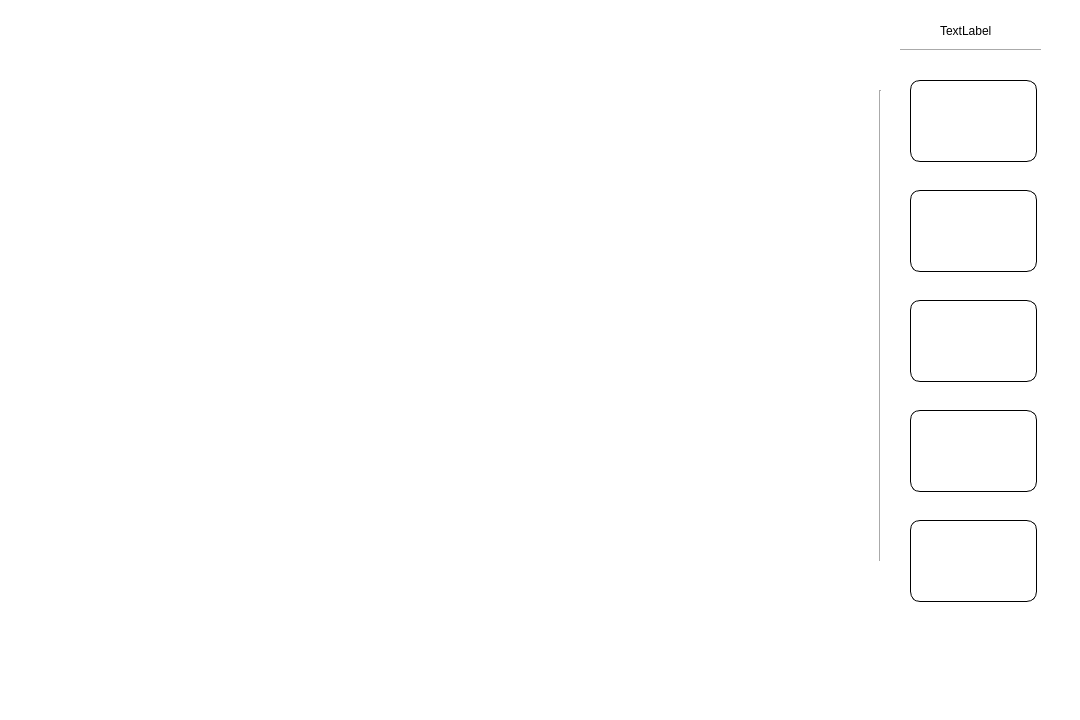
The window that aduio/form.ui (CocaCola-dymc/Raspberrypi) describes before a commit, drawn with Qt 5.
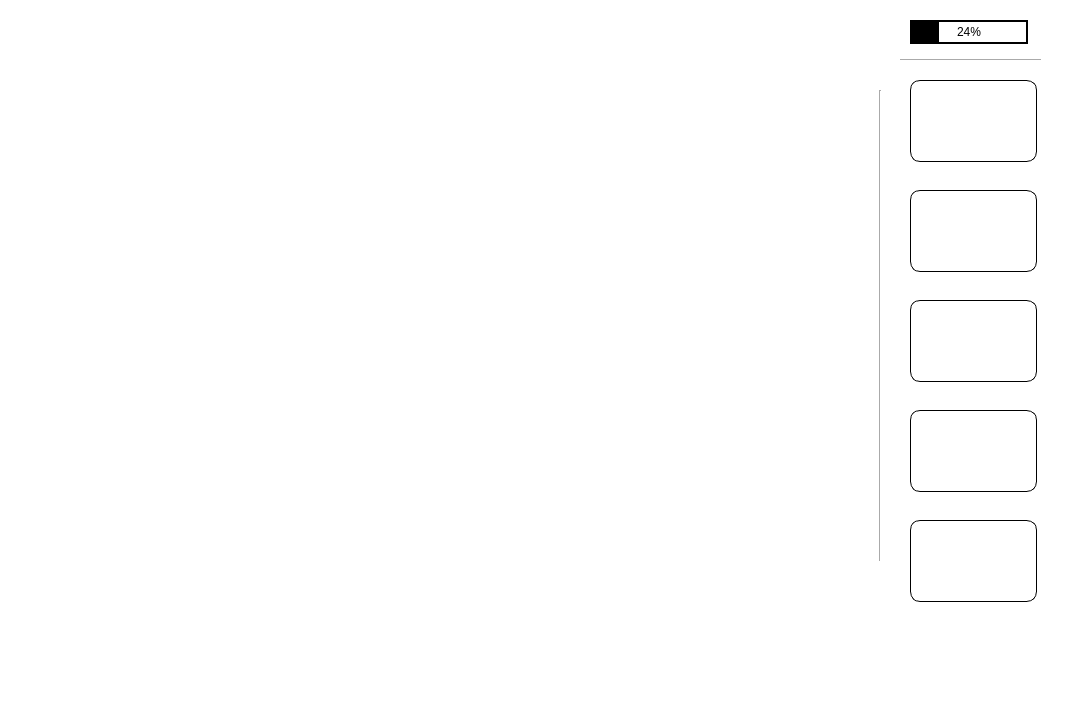
The same window after the commit. Icons and pictures are not drawn.

```diff
--- a/aduio/form.ui
+++ b/aduio/form.ui
@@ -31,9 +31,9 @@
    <widget class="QWidget" name="layoutWidget">
     <property name="geometry">
      <rect>
-      <x>150</x>
+      <x>140</x>
       <y>613</y>
-      <width>671</width>
+      <width>691</width>
       <height>61</height>
      </rect>
     </property>
@@ -42,7 +42,7 @@
       <number>5</number>
      </property>
      <property name="leftMargin">
-      <number>20</number>
+      <number>25</number>
      </property>
      <property name="rightMargin">
       <number>0</number>
@@ -119,7 +119,7 @@
     <property name="geometry">
      <rect>
       <x>900</x>
-      <y>40</y>
+      <y>50</y>
       <width>141</width>
       <height>20</height>
      </rect>
@@ -314,17 +314,36 @@
      <bool>false</bool>
     </property>
    </widget>
-   <widget class="QLabel" name="label">
+   <widget class="QProgressBar" name="progressBar">
     <property name="geometry">
      <rect>
-      <x>940</x>
+      <x>910</x>
       <y>20</y>
-      <width>68</width>
-      <height>22</height>
+      <width>118</width>
+      <height>24</height>
      </rect>
+    </property>
+    <property name="styleSheet">
+     <string notr="true">QProgressBar{text-align:center;border:2px solid black}QProgressBar::chunk{background-color:write;}</string>
+    </property>
+    <property name="value">
+     <number>24</number>
+    </property>
+   </widget>
+   <widget class="QLabel" name="label">
+    <property name="geometry">
+     <rect>
+      <x>870</x>
+      <y>16</y>
+      <width>32</width>
+      <height>32</height>
+     </rect>
+    </property>
+    <property name="styleSheet">
+     <string notr="true">background-image: url(/home/pi/aduio/images/power_g.png);background-repeat: no-repeat;</string>
     </property>
     <property name="text">
-     <string>TextLabel</string>
+     <string/>
     </property>
    </widget>
    <zorder>layoutWidget</zorder>
```
Left out of the diff: 26 changed lines with no effect on the pictures.
